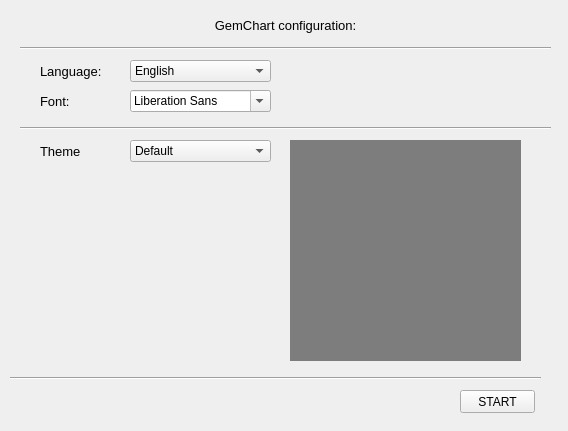
The window that Main_template/First_Time_Configuration.ui (kryzasada/GenChart-PYQT) describes before a commit, drawn with Qt 5.
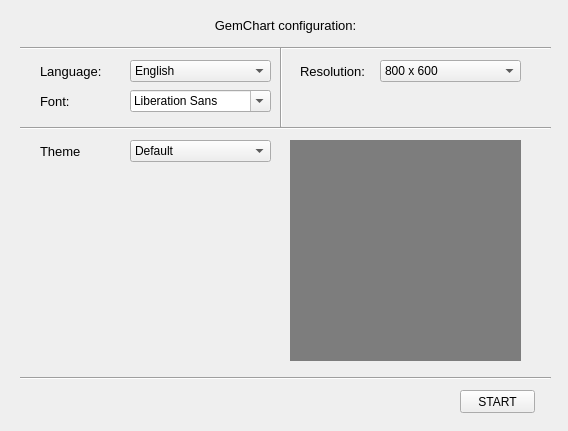
The same window after the commit.

Commit message: Update template: first time configuration

```diff
--- a/Main_template/First_Time_Configuration.ui
+++ b/Main_template/First_Time_Configuration.ui
@@ -79,7 +79,7 @@
    <widget class="Line" name="line_3">
     <property name="geometry">
      <rect>
-      <x>10</x>
+      <x>20</x>
       <y>370</y>
       <width>531</width>
       <height>16</height>
@@ -214,6 +214,52 @@
      </property>
     </item>
    </widget>
+   <widget class="Line" name="line">
+    <property name="geometry">
+     <rect>
+      <x>280</x>
+      <y>47</y>
+      <width>3</width>
+      <height>80</height>
+     </rect>
+    </property>
+    <property name="orientation">
+     <enum>Qt::Vertical</enum>
+    </property>
+   </widget>
+   <widget class="QLabel" name="label_language_3">
+    <property name="geometry">
+     <rect>
+      <x>300</x>
+      <y>60</y>
+      <width>81</width>
+      <height>22</height>
+     </rect>
+    </property>
+    <property name="font">
+     <font>
+      <pointsize>10</pointsize>
+     </font>
+    </property>
+    <property name="text">
+     <string>Resolution:</string>
+    </property>
+   </widget>
+   <widget class="QComboBox" name="combo_box_language_2">
+    <property name="geometry">
+     <rect>
+      <x>380</x>
+      <y>60</y>
+      <width>141</width>
+      <height>22</height>
+     </rect>
+    </property>
+    <item>
+     <property name="text">
+      <string>800 x 600</string>
+     </property>
+    </item>
+   </widget>
   </widget>
  </widget>
  <resources/>
```
